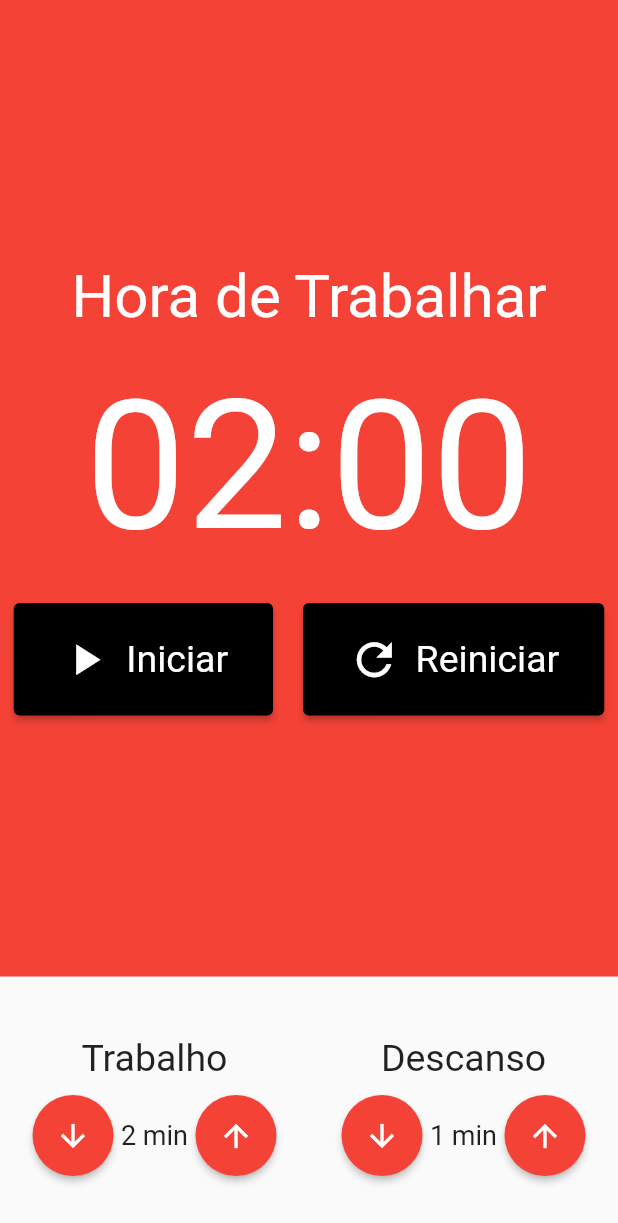
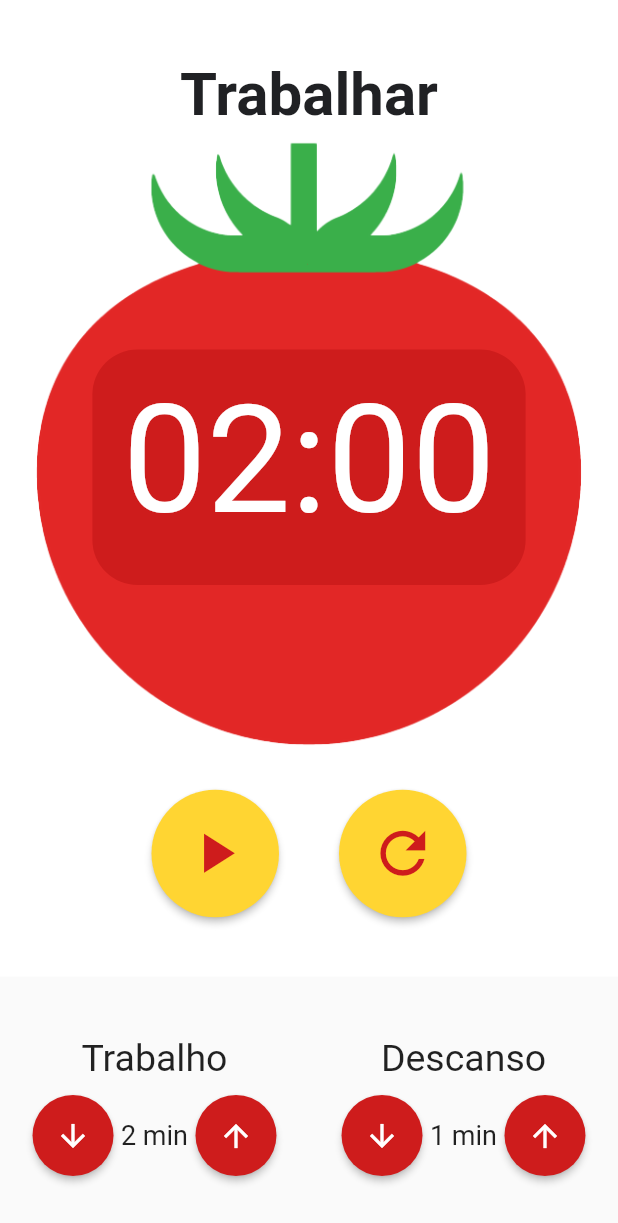
Before and after one commit to dellfinn/pomodoro, a Flutter app: the screen it shows after launch, on a phone screen of 412 x 824 dp. Shown: the top 1223 px of the screen. Run offline on Flutter 3.47's test engine with Material 2 defaults, Android fonts, the phone set to English and light mode, and no system bars; our stand-ins replace flutter_mobx, mobx; generated files the repository leaves out were written again.

Commit message:
Mudando o Ui do app

```diff
--- a/lib/components/Cronometro.dart
+++ b/lib/components/Cronometro.dart
@@ -14,26 +14,51 @@ class Cronometro extends StatelessWidget {
     return Observer(
       builder: (_) {
         return Container(
-          color: store.estaTrabalhando() ? Colors.red : Colors.green,
+          color: store.estaTrabalhando() ? Colors.white : Color(0xFF202124),
           child: Column(
             mainAxisAlignment: MainAxisAlignment.center,
             children: [
-              Text(
-                store.estaTrabalhando()
-                    ? 'Hora de Trabalhar'
-                    : 'Hora de Descansar',
-                style: TextStyle(
-                  fontSize: 40,
-                  color: Colors.white,
+              Padding(
+                padding: const EdgeInsets.symmetric(horizontal: 35),
+                child: Text(
+                  store.estaTrabalhando() ? 'Trabalhar' : 'Descansar',
+                  style: TextStyle(
+                      fontSize: 40,
+                      fontWeight: FontWeight.bold,
+                      color: store.estaTrabalhando()
+                          ? Color(0xFF202124)
+                          : Colors.white),
                 ),
               ),
-              SizedBox(height: 20),
-              Text(
-                '${store.minutos.toString().padLeft(2, '0')}:${store.segundos.toString().padLeft(2, '0')}',
-                style: TextStyle(
-                  fontSize: 120,
-                  color: Colors.white,
-                ),
+              Stack(
+                alignment: Alignment.center,
+                children: [
+                  Image.asset(
+                    'lib/assets/images/PomodoroOficial.png',
+                    width: 420,
+                    height: 420,
+                  ),
+                  Padding(
+                    padding: const EdgeInsets.only(top: 30),
+                    child: Container(
+                      decoration: BoxDecoration(
+                        color: Color(0xFFce1c1c),
+                        borderRadius: BorderRadius.circular(30),
+                      ),
+                      child: Padding(
+                        padding: const EdgeInsets.only(
+                            top: 15, bottom: 25, right: 20, left: 20),
+                        child: Text(
+                          '${store.minutos.toString().padLeft(2, '0')}:${store.segundos.toString().padLeft(2, '0')}',
+                          style: TextStyle(
+                            fontSize: 100,
+                            color: Colors.white,
+                          ),
+                        ),
+                      ),
+                    ),
+                  ),
+                ],
               ),
               SizedBox(height: 20),
               Row(
@@ -43,7 +68,6 @@ class Cronometro extends StatelessWidget {
                     Padding(
                       padding: const EdgeInsets.only(right: 10),
                       child: CronometroBotao(
-                        texto: 'Iniciar',
                         icone: Icons.play_arrow,
                         click: store.iniciar,
                       ),
@@ -52,7 +76,6 @@ class Cronometro extends StatelessWidget {
                     Padding(
                       padding: const EdgeInsets.only(right: 10),
                       child: CronometroBotao(
-                        texto: 'Parar',
                         icone: Icons.stop,
                         click: store.parar,
                       ),
@@ -60,7 +83,6 @@ class Cronometro extends StatelessWidget {
                   Padding(
                     padding: const EdgeInsets.only(left: 10),
                     child: CronometroBotao(
-                      texto: 'Reiniciar',
                       icone: Icons.refresh,
                       click: store.reiniciar,
                     ),
--- a/lib/components/CronometroBotao.dart
+++ b/lib/components/CronometroBotao.dart
@@ -1,13 +1,11 @@
 import 'package:flutter/material.dart';
 
 class CronometroBotao extends StatelessWidget {
-  final String texto;
   final IconData icone;
   final void Function()? click;
 
   const CronometroBotao({
     Key? key,
-    required this.texto,
     required this.icone,
     this.click,
   }) : super(key: key);
@@ -16,7 +14,8 @@ class CronometroBotao extends StatelessWidget {
   Widget build(BuildContext context) {
     return ElevatedButton(
       style: ElevatedButton.styleFrom(
-        primary: Colors.black,
+        primary: Color(0xfffffd532),
+        shape: CircleBorder(),
         padding: EdgeInsets.symmetric(
           horizontal: 30,
           vertical: 20,
@@ -28,14 +27,11 @@ class CronometroBotao extends StatelessWidget {
       onPressed: click,
       child: Row(
         children: [
-          Padding(
-            padding: const EdgeInsets.only(right: 10),
-            child: Icon(
-              icone,
-              size: 35,
-            ),
+          Icon(
+            icone,
+            size: 45,
+            color: Color(0xFFce1c1c),
           ),
-          Text(texto),
         ],
       ),
     );
--- a/lib/components/EntradaTempo.dart
+++ b/lib/components/EntradaTempo.dart
@@ -42,7 +42,7 @@ class EntradaTempo extends StatelessWidget {
               style: ElevatedButton.styleFrom(
                 shape: CircleBorder(),
                 padding: EdgeInsets.all(15),
-                primary: store.estaTrabalhando() ? Colors.red : Colors.green,
+                primary: store.estaTrabalhando() ? Color(0xFFce1c1c) : Color(0xFF202124),
               ),
             ),
             Text(
@@ -60,7 +60,7 @@ class EntradaTempo extends StatelessWidget {
               style: ElevatedButton.styleFrom(
                 shape: CircleBorder(),
                 padding: EdgeInsets.all(15),
-                primary: store.estaTrabalhando() ? Colors.red : Colors.green,
+                primary: store.estaTrabalhando() ? Color(0xFFce1c1c) : Color(0xFF202124),
               ),
             ),
           ],
--- a/lib/main.dart
+++ b/lib/main.dart
@@ -21,45 +21,8 @@ class MyApp extends StatelessWidget {
       ],
       child: MaterialApp(
         title: 'Contador',
-        theme: ThemeData(
-          primarySwatch: Colors.blue,
-        ),
         home: const Pomodoro(),
       ),
     );
   }
 }
-
-// final store = ContadorStore();
-
-// class HomePage extends StatelessWidget {
-//   const HomePage({Key? key}) : super(key: key);
-
-//   @override
-//   Widget build(BuildContext context) {
-//     return Scaffold(
-//       appBar: AppBar(),
-//       body: Center(
-//         child: Column(
-//           mainAxisAlignment: MainAxisAlignment.center,
-//           children: <Widget>[
-//             const Text(
-//               'You have pushed the button this many times:',
-//             ),
-//             Observer(
-//               builder: (_) => Text(
-//                 '${store.contador}',
-//                 style: Theme.of(context).textTheme.headline4,
-//               ),
-//             ),
-//           ],
-//         ),
-//       ),
-//       floatingActionButton: FloatingActionButton(
-//         onPressed: store.incrementar,
-//         tooltip: 'Increment',
-//         child: const Icon(Icons.add),
-//       ),
-//     );
-//   }
-// }
--- a/pubspec.yaml
+++ b/pubspec.yaml
@@ -63,9 +63,8 @@ flutter:
   uses-material-design: true
 
   # To add assets to your application, add an assets section, like this:
-  # assets:
-  #   - images/a_dot_burr.jpeg
-  #   - images/a_dot_ham.jpeg
+  assets:
+    - lib/assets/images/
 
   # An image asset can refer to one or more resolution-specific "variants", see
   # https://flutter.dev/assets-and-images/#resolution-aware.
```
Also changed, not shown: lib/assets/images/PomodoroOficial.png (added).
